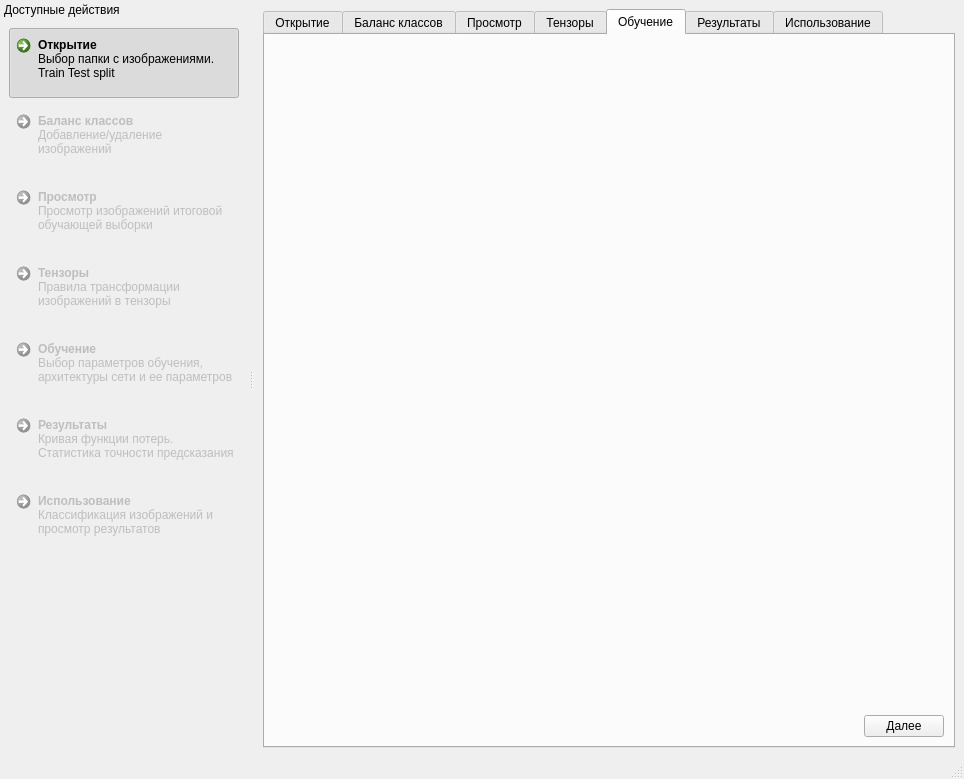
First picture: the form in qt_cpp_project/mainwindow.ui, repository gurmaaan/MedNN, before the edit.
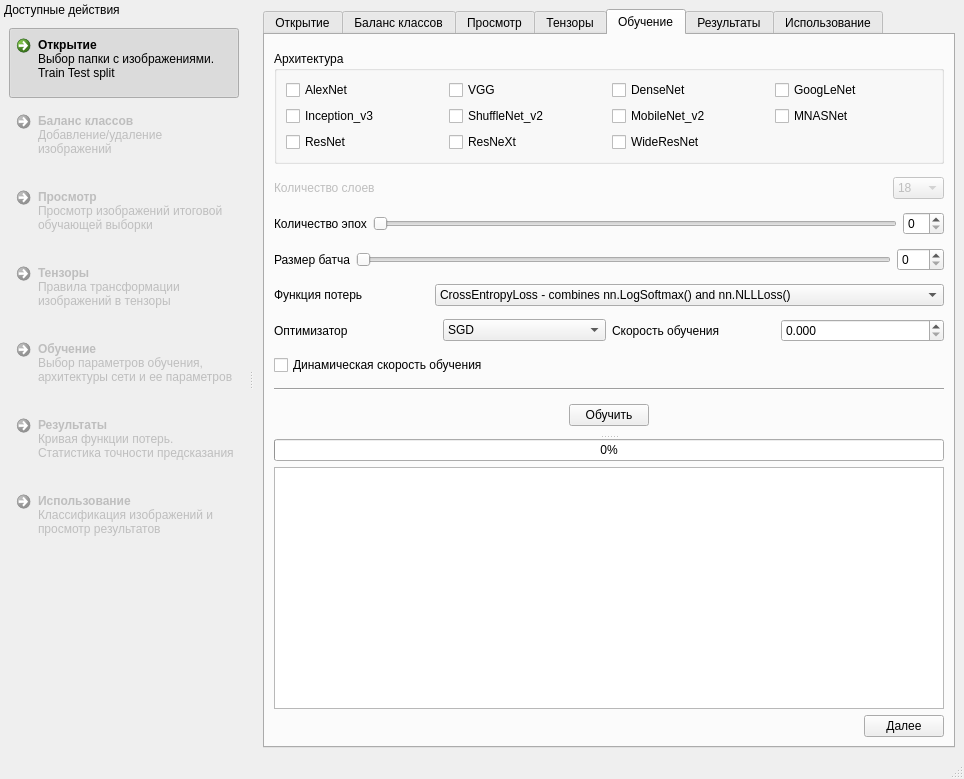
Second picture: the form after the edit. The open tabs and pages were chosen to show the change. Icons and pictures are not drawn.

Commit message: GUI обучения Удален старый проект на c++ за ненадобностью Коэффициенты сетей удалены из-за слишком большого веса

```diff
--- a/qt_cpp_project/mainwindow.ui
+++ b/qt_cpp_project/mainwindow.ui
@@ -1504,19 +1504,381 @@
        <attribute name="title">
         <string>Обучение</string>
        </attribute>
-       <layout class="QVBoxLayout" name="verticalLayout_14">
+       <layout class="QVBoxLayout" name="verticalLayout_25">
         <item>
-         <spacer name="verticalSpacer_2">
+         <widget class="QSplitter" name="splitter_2">
           <property name="orientation">
            <enum>Qt::Vertical</enum>
           </property>
-          <property name="sizeHint" stdset="0">
-           <size>
-            <width>20</width>
-            <height>569</height>
-           </size>
-          </property>
-         </spacer>
+          <widget class="QWidget" name="">
+           <layout class="QVBoxLayout" name="verticalLayout_24">
+            <item>
+             <widget class="QGroupBox" name="groupBox_2">
+              <property name="sizePolicy">
+               <sizepolicy hsizetype="Preferred" vsizetype="Maximum">
+                <horstretch>0</horstretch>
+                <verstretch>0</verstretch>
+               </sizepolicy>
+              </property>
+              <property name="title">
+               <string>Архитектура</string>
+              </property>
+              <layout class="QGridLayout" name="gridLayout_2">
+               <item row="1" column="0">
+                <widget class="QCheckBox" name="t4_cb_inceptionV3">
+                 <property name="text">
+                  <string>Inception_v3</string>
+                 </property>
+                </widget>
+               </item>
+               <item row="0" column="3">
+                <widget class="QCheckBox" name="t4_cb_googleNet">
+                 <property name="text">
+                  <string>GoogLeNet</string>
+                 </property>
+                </widget>
+               </item>
+               <item row="1" column="1">
+                <widget class="QCheckBox" name="t4_cb_shuffleNetV2">
+                 <property name="text">
+                  <string>ShuffleNet_v2</string>
+                 </property>
+                </widget>
+               </item>
+               <item row="0" column="2">
+                <widget class="QCheckBox" name="t4_cb_denseNet">
+                 <property name="text">
+                  <string>DenseNet</string>
+                 </property>
+                </widget>
+               </item>
+               <item row="1" column="2">
+                <widget class="QCheckBox" name="t4_cb_mobileNetV2">
+                 <property name="text">
+                  <string>MobileNet_v2</string>
+                 </property>
+                </widget>
+               </item>
+               <item row="2" column="0">
+                <widget class="QCheckBox" name="t4_cb_resNet">
+                 <property name="text">
+                  <string>ResNet</string>
+                 </property>
+                </widget>
+               </item>
+               <item row="2" column="2">
+                <widget class="QCheckBox" name="t4_cb_wideResNet">
+                 <property name="text">
+                  <string>WideResNet</string>
+                 </property>
+                </widget>
+               </item>
+               <item row="2" column="1">
+                <widget class="QCheckBox" name="t4_cb_resNetXt">
+                 <property name="text">
+                  <string>ResNeXt</string>
+                 </property>
+                </widget>
+               </item>
+               <item row="0" column="1">
+                <widget class="QCheckBox" name="t4_cb_vgg">
+                 <property name="text">
+                  <string>VGG</string>
+                 </property>
+                </widget>
+               </item>
+               <item row="0" column="0">
+                <widget class="QCheckBox" name="t4_cb_alexNet">
+                 <property name="text">
+                  <string>AlexNet</string>
+                 </property>
+                </widget>
+               </item>
+               <item row="1" column="3">
+                <widget class="QCheckBox" name="t4_cb_mnasNet">
+                 <property name="text">
+                  <string>MNASNet</string>
+                 </property>
+                </widget>
+               </item>
+              </layout>
+             </widget>
+            </item>
+            <item>
+             <layout class="QHBoxLayout" name="horizontalLayout_31">
+              <item>
+               <widget class="QLabel" name="t4_lbl_layersCnt">
+                <property name="enabled">
+                 <bool>false</bool>
+                </property>
+                <property name="text">
+                 <string>Количество слоев</string>
+                </property>
+               </widget>
+              </item>
+              <item>
+               <widget class="QComboBox" name="t4_combo_layersCnt">
+                <property name="enabled">
+                 <bool>false</bool>
+                </property>
+                <property name="sizePolicy">
+                 <sizepolicy hsizetype="Maximum" vsizetype="Fixed">
+                  <horstretch>0</horstretch>
+                  <verstretch>0</verstretch>
+                 </sizepolicy>
+                </property>
+                <item>
+                 <property name="text">
+                  <string>18</string>
+                 </property>
+                </item>
+                <item>
+                 <property name="text">
+                  <string>34</string>
+                 </property>
+                </item>
+                <item>
+                 <property name="text">
+                  <string>50</string>
+                 </property>
+                </item>
+                <item>
+                 <property name="text">
+                  <string>101</string>
+                 </property>
+                </item>
+                <item>
+                 <property name="text">
+                  <string>152</string>
+                 </property>
+                </item>
+               </widget>
+              </item>
+             </layout>
+            </item>
+            <item>
+             <layout class="QHBoxLayout" name="horizontalLayout_32">
+              <item>
+               <widget class="QLabel" name="t4_lbl_epochsCnt">
+                <property name="text">
+                 <string>Количество эпох</string>
+                </property>
+               </widget>
+              </item>
+              <item>
+               <widget class="QSlider" name="t4_sldr_epochsCnt">
+                <property name="orientation">
+                 <enum>Qt::Horizontal</enum>
+                </property>
+               </widget>
+              </item>
+              <item>
+               <widget class="QSpinBox" name="t4_sb_epochsCnt"/>
+              </item>
+             </layout>
+            </item>
+            <item>
+             <layout class="QHBoxLayout" name="horizontalLayout_33">
+              <item>
+               <widget class="QLabel" name="t4_lbl_batchSize">
+                <property name="text">
+                 <string>Размер батча</string>
+                </property>
+               </widget>
+              </item>
+              <item>
+               <widget class="QSlider" name="t4_sldr_batchSize">
+                <property name="maximum">
+                 <number>100</number>
+                </property>
+                <property name="orientation">
+                 <enum>Qt::Horizontal</enum>
+                </property>
+               </widget>
+              </item>
+              <item>
+               <widget class="QSpinBox" name="t4_sb_batchSize">
+                <property name="maximum">
+                 <number>100</number>
+                </property>
+               </widget>
+              </item>
+             </layout>
+            </item>
+            <item>
+             <layout class="QHBoxLayout" name="horizontalLayout_34">
+              <item>
+               <widget class="QLabel" name="t4_lbl_loss">
+                <property name="text">
+                 <string>Функция потерь</string>
+                </property>
+               </widget>
+              </item>
+              <item>
+               <widget class="QComboBox" name="t4_combo_loss">
+                <property name="sizePolicy">
+                 <sizepolicy hsizetype="Minimum" vsizetype="Fixed">
+                  <horstretch>0</horstretch>
+                  <verstretch>0</verstretch>
+                 </sizepolicy>
+                </property>
+                <item>
+                 <property name="text">
+                  <string>CrossEntropyLoss - combines nn.LogSoftmax() and nn.NLLLoss()</string>
+                 </property>
+                </item>
+                <item>
+                 <property name="text">
+                  <string>L1Loss - measures the mean absolute error (MAE) between each element</string>
+                 </property>
+                </item>
+                <item>
+                 <property name="text">
+                  <string>MSELoss - measures the mean squared error (squared L2 norm) between each element</string>
+                 </property>
+                </item>
+                <item>
+                 <property name="text">
+                  <string>CTCLoss - Connectionist Temporal Classification loss</string>
+                 </property>
+                </item>
+                <item>
+                 <property name="text">
+                  <string>NLLLoss -  negative log likelihood loss</string>
+                 </property>
+                </item>
+                <item>
+                 <property name="text">
+                  <string>PoissonNLLLoss - Negative log likelihood loss with Poisson distribution</string>
+                 </property>
+                </item>
+                <item>
+                 <property name="text">
+                  <string>KLDivLoss - Kullback-Leibler divergence Loss</string>
+                 </property>
+                </item>
+                <item>
+                 <property name="text">
+                  <string>BCELoss - criterion that measures the Binary Cross Entropy</string>
+                 </property>
+                </item>
+               </widget>
+              </item>
+             </layout>
+            </item>
+            <item>
+             <layout class="QHBoxLayout" name="horizontalLayout_35">
+              <item>
+               <widget class="QLabel" name="t4_lbl_optim">
+                <property name="text">
+                 <string>Оптимизатор</string>
+                </property>
+               </widget>
+              </item>
+              <item>
+               <widget class="QComboBox" name="t4_combo_optim">
+                <item>
+                 <property name="text">
+                  <string>SGD</string>
+                 </property>
+                </item>
+                <item>
+                 <property name="text">
+                  <string>Adam</string>
+                 </property>
+                </item>
+               </widget>
+              </item>
+              <item>
+               <widget class="QLabel" name="t4_lbl_optim_2">
+                <property name="text">
+                 <string>Скорость обучения</string>
+                </property>
+               </widget>
+              </item>
+              <item>
+               <widget class="QDoubleSpinBox" name="t4_sb_learningRate">
+                <property name="decimals">
+                 <number>3</number>
+                </property>
+                <property name="maximum">
+                 <double>1.000000000000000</double>
+                </property>
+                <property name="singleStep">
+                 <double>0.001000000000000</double>
+                </property>
+               </widget>
+              </item>
+             </layout>
+            </item>
+            <item>
+             <widget class="QCheckBox" name="t4_cb_lrscheduler">
+              <property name="text">
+               <string>Динамическая скорость обучения</string>
+              </property>
+             </widget>
+            </item>
+            <item>
+             <widget class="Line" name="line_6">
+              <property name="orientation">
+               <enum>Qt::Horizontal</enum>
+              </property>
+             </widget>
+            </item>
+            <item>
+             <layout class="QHBoxLayout" name="horizontalLayout_36">
+              <item>
+               <spacer name="horizontalSpacer_8">
+                <property name="orientation">
+                 <enum>Qt::Horizontal</enum>
+                </property>
+                <property name="sizeHint" stdset="0">
+                 <size>
+                  <width>40</width>
+                  <height>20</height>
+                 </size>
+                </property>
+               </spacer>
+              </item>
+              <item>
+               <widget class="QPushButton" name="t4_btn_train">
+                <property name="text">
+                 <string>Обучить</string>
+                </property>
+               </widget>
+              </item>
+              <item>
+               <spacer name="horizontalSpacer_9">
+                <property name="orientation">
+                 <enum>Qt::Horizontal</enum>
+                </property>
+                <property name="sizeHint" stdset="0">
+                 <size>
+                  <width>40</width>
+                  <height>20</height>
+                 </size>
+                </property>
+               </spacer>
+              </item>
+             </layout>
+            </item>
+           </layout>
+          </widget>
+          <widget class="QWidget" name="">
+           <layout class="QVBoxLayout" name="verticalLayout_14">
+            <item>
+             <widget class="QProgressBar" name="t4_progress">
+              <property name="value">
+               <number>0</number>
+              </property>
+             </widget>
+            </item>
+            <item>
+             <widget class="QTextEdit" name="t4_te"/>
+            </item>
+           </layout>
+          </widget>
+         </widget>
         </item>
         <item>
          <layout class="QHBoxLayout" name="horizontalLayout_22">
```
Left out of the diff: 288 changed lines with no effect on the pictures. The commit also changes 29 other files.
